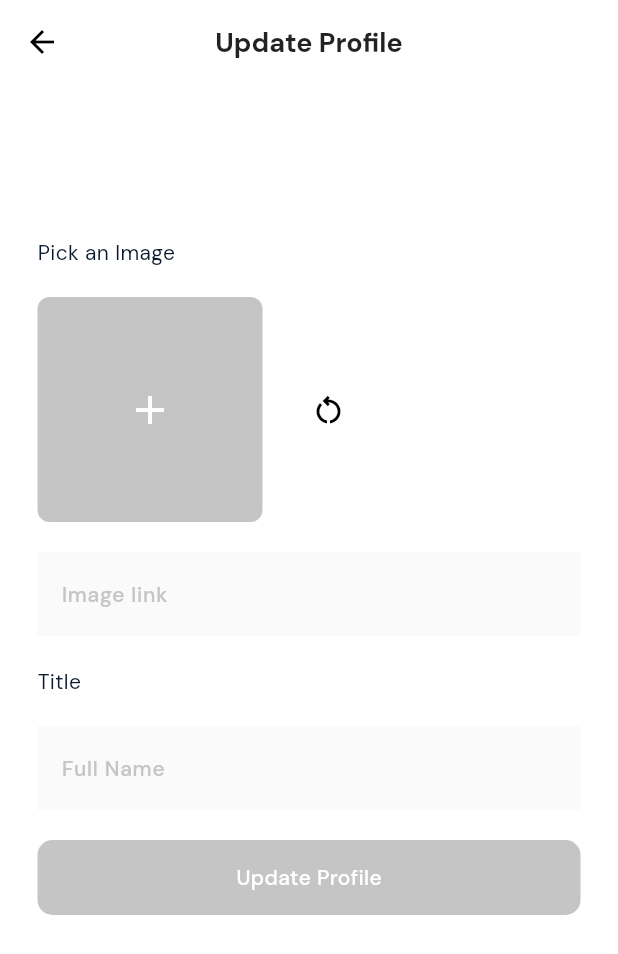
After one commit to theodan11/e-commerce-app, a Flutter app: the UserEditPage screen opened directly, on a phone screen of 412 x 824 dp. The commit adds this screen. Shown: the top 954 px of the screen. Run offline on Flutter 3.47's test engine with Material 3 defaults, Android fonts, the phone set to English and light mode, and no system bars; our stand-ins replace cloud_firestore, equatable, firebase_auth, firebase_core, flutter_bloc, google_fonts and 1 more; accounts and stored records are empty.

Commit message:
todo: user update

```diff
--- a/lib/core/common/add_to_cart_button.dart
+++ b/lib/core/common/add_to_cart_button.dart
@@ -88,7 +88,7 @@ class AddToCartButton extends StatelessWidget {
                         const SizedBox(
                           height: 8,
                         ),
-                        Text("\$ ${totalPriceLocal.toString()}",
+                        Text("৳. ${totalPriceLocal.toString()}",
                             style: MyTextTheme.productPrice
                                 .copyWith(color: Colors.black87)),
                         const SizedBox(
--- a/lib/core/common/discount_product_card.dart
+++ b/lib/core/common/discount_product_card.dart
@@ -181,7 +181,7 @@ class DiscountProductCard extends StatelessWidget {
                                         Text(
                                           avgRating.isNaN
                                               ? 0.toString()
-                                              : avgRating.toStringAsFixed(2),
+                                              : avgRating.toStringAsFixed(1),
                                           style: MyTextTheme.productBottomText,
                                         ),
                                       ],
--- a/lib/core/common/review_text_expandable.dart
+++ b/lib/core/common/review_text_expandable.dart
@@ -1,5 +1,4 @@
 import 'package:e_commerce_app/core/utility/theme/my_text_theme.dart';
-import 'package:e_commerce_app/core/utility/theme/my_theme_colors.dart';
 import 'package:flutter/material.dart';
 
 class ReviewTextExpandable extends StatefulWidget {
@@ -42,13 +41,13 @@ class _ReviewTextExpandableState extends State<ReviewTextExpandable> {
                       ? Text(
                           "Show less",
                           style: MyTextTheme.loginPageSubHeaderText
-                              .copyWith(color: MyThemeColors.grayText),
+                              .copyWith(color: const Color(0xFF8D8D8D)),
                         )
                       : widget.textContent.length >= 51
                           ? Text(
                               "Show more",
                               style: MyTextTheme.loginPageSubHeaderText
-                                  .copyWith(color: MyThemeColors.grayText),
+                                  .copyWith(color: const Color(0xFF8D8D8D)),
                             )
                           : const SizedBox(),
                 ),
--- a/lib/core/cubit/product_list_cubit/product_model.dart
+++ b/lib/core/cubit/product_list_cubit/product_model.dart
@@ -11,6 +11,7 @@ class ProductModel {
   // final List<ReviewModel>? reviews;
   final List<dynamic>? reviews;
   final bool isDiscount;
+  final bool? isFeatured;
   final double originalPrice;
 
   const ProductModel({
@@ -23,6 +24,7 @@ class ProductModel {
     required this.desc,
     this.reviews = const [],
     this.isDiscount = false,
+    this.isFeatured,
     this.originalPrice = 0.0,
   });
 
@@ -36,6 +38,7 @@ class ProductModel {
       // stock: int.parse(json['stock']),
       storeId: json['storeId'],
       desc: json['desc'],
+      isFeatured: json['isFeatured'] ?? false,
       reviews: json['reviews'] != null
           ? (json['reviews'] as List).map((rev) {
               return ReviewModel.fromJSON(rev);
--- /dev/null
+++ b/lib/core/cubit/user_update_cubit/user_update_cubit.dart
@@ -0,0 +1,14 @@
+import 'package:e_commerce_app/core/cubit/user_update_cubit/user_update_state.dart';
+import 'package:flutter_bloc/flutter_bloc.dart';
+
+class UserUpdateCubit extends Cubit<UserUpdateState> {
+  UserUpdateCubit() : super(UserUpdateState(fullname: '', imagePath: ''));
+
+  void updateImagePath(String imagePath) {
+    emit(state.copyWith(imagePath: imagePath));
+  }
+
+  void updateFullname(String fullname) {
+    emit(state.copyWith(fullname: fullname));
+  }
+}
--- /dev/null
+++ b/lib/core/cubit/user_update_cubit/user_update_state.dart
@@ -0,0 +1,30 @@
+import 'package:equatable/equatable.dart';
+
+class UserUpdateState extends Equatable {
+  final String imagePath;
+  final String fullname;
+  bool isLoading;
+  bool isSuccess;
+  UserUpdateState(
+      {required this.imagePath,
+      required this.fullname,
+      this.isLoading = false,
+      this.isSuccess = false});
+
+  UserUpdateState copyWith({
+    String? imagePath = '',
+    String? fullname = '',
+    bool? isLoading,
+    bool? isSuccess,
+  }) {
+    return UserUpdateState(
+      imagePath: imagePath ?? this.imagePath,
+      fullname: fullname ?? this.fullname,
+      isLoading: isLoading ?? this.isLoading,
+      isSuccess: isSuccess ?? this.isSuccess,
+    );
+  }
+
+  @override
+  List<Object?> get props => [imagePath, fullname, isLoading, isSuccess];
+}
--- a/lib/core/repository/database_action_repository.dart
+++ b/lib/core/repository/database_action_repository.dart
@@ -25,4 +25,6 @@ abstract class DatabaseActionRepository {
 
   Future<dynamic> fetchStoreInfo(String storeId);
   Future<dynamic> fetchProduct(String storeId);
+  Future<bool> checkIfSeller();
+  Future<Map<String, dynamic>> fetchUserData();
 }
--- a/lib/core/screen/product/product_detail_page.dart
+++ b/lib/core/screen/product/product_detail_page.dart
@@ -178,7 +178,7 @@ class ProductDetailPage extends StatelessWidget {
                                 Text(
                                   avgRating.isNaN
                                       ? 0.toString()
-                                      : avgRating.toStringAsFixed(2),
+                                      : avgRating.toStringAsFixed(1),
                                   style: MyTextTheme.productBottomText,
                                 ),
                                 const SizedBox(
--- a/lib/core/screen/review/write_a_review.dart
+++ b/lib/core/screen/review/write_a_review.dart
@@ -1,5 +1,4 @@
 import 'package:e_commerce_app/core/common/text_field.dart';
-
 import 'package:e_commerce_app/core/cubit/review_cubit/review_create_cubit.dart';
 import 'package:e_commerce_app/core/cubit/review_cubit/review_create_state.dart';
 import 'package:e_commerce_app/core/screen/login/login_page.dart';
--- /dev/null
+++ b/lib/core/screen/user/user_edit_page.dart
@@ -0,0 +1,189 @@
+import 'package:e_commerce_app/core/common/text_field.dart';
+import 'package:e_commerce_app/core/cubit/user_update_cubit/user_update_cubit.dart';
+import 'package:e_commerce_app/core/cubit/user_update_cubit/user_update_state.dart';
+import 'package:e_commerce_app/core/utility/theme/my_text_theme.dart';
+import 'package:e_commerce_app/core/utility/theme/my_theme_colors.dart';
+import 'package:flutter/material.dart';
+import 'package:flutter_bloc/flutter_bloc.dart';
+
+class UserEditPage extends StatelessWidget {
+  const UserEditPage({super.key});
+
+  @override
+  Widget build(BuildContext context) {
+    return Scaffold(
+      appBar: AppBar(
+        title: Text("Update Profile",
+            style: MyTextTheme.appBarTitle.copyWith(color: Colors.black87)),
+        centerTitle: true,
+      ),
+      body: BlocBuilder<UserUpdateCubit, UserUpdateState>(
+          builder: (context, state) => SingleChildScrollView(
+                child: Padding(
+                  padding: const EdgeInsets.symmetric(
+                      horizontal: 25.0, vertical: 30),
+                  child: Column(
+                    crossAxisAlignment: CrossAxisAlignment.start,
+                    children: [
+                      const SizedBox(
+                        height: 72,
+                      ),
+                      Text(
+                        "Pick an Image",
+                        style: MyTextTheme.loginPageLabel,
+                      ),
+                      const SizedBox(
+                        height: 20,
+                      ),
+                      Row(
+                        children: [
+                          Container(
+                            width: 150,
+                            height: 150,
+                            decoration: const BoxDecoration(
+                                borderRadius:
+                                    BorderRadius.all(Radius.circular(8)),
+                                color: MyThemeColors.grayText),
+                            child: _imageDisplay(context, state),
+                          ),
+                          const SizedBox(
+                            width: 20,
+                          ),
+                          IconButton(
+                              onPressed: () {
+                                if (state.imagePath != '') {
+                                  // context.read<AddNewsCubit>().resetForm();
+                                }
+                              },
+                              icon: const Icon(Icons.restart_alt_outlined))
+                        ],
+                      ),
+                      const SizedBox(
+                        height: 20,
+                      ),
+                      MyTextField(
+                        // textEditingController: imagePathController,
+                        value: state.imagePath,
+                        hintText: "Image link",
+                        onChanged: (value) {
+                          context
+                              .read<UserUpdateCubit>()
+                              .updateImagePath(value);
+                        },
+                      ),
+                      const SizedBox(
+                        height: 20,
+                      ),
+                      Text(
+                        "Title",
+                        style: MyTextTheme.loginPageLabel,
+                      ),
+                      const SizedBox(
+                        height: 20,
+                      ),
+                      MyTextField(
+                        // textEditingController: newsTitleController,
+                        value: state.fullname,
+                        hintText: "Full Name",
+                        onChanged: (value) {
+                          context.read<UserUpdateCubit>().updateFullname(value);
+                        },
+                      ),
+                      const SizedBox(
+                        height: 20,
+                      ),
+                      GestureDetector(
+                        onTap: state.fullname != '' || state.imagePath != ''
+                            ? () {
+                                try {
+                                  if (state.isSuccess) {
+                                    // ignore: use_build_context_synchronously
+                                    ScaffoldMessenger.of(context).showSnackBar(
+                                      const SnackBar(
+                                        content:
+                                            Text("News added successfully"),
+                                        backgroundColor:
+                                            Color.fromARGB(255, 10, 207, 66),
+                                      ),
+                                    );
+                                    // ignore: use_build_context_synchronously
+                                    // context.read<UserUpdateCubit>().resetForm();
+
+                                    // ignore: use_build_context_synchronously
+                                    Navigator.of(context).pop();
+                                    // ignore: use_build_context_synchronously
+                                    // Navigator.of(context).push(
+                                    //   MaterialPageRoute(
+                                    //     builder: (context) => const NewsPage(),
+                                    //   ),
+                                    // );
+                                  }
+
+                                  // ignore: use_build_context_synchronously
+
+                                  // ignore: use_build_context_synchronously
+                                } catch (e) {
+                                  // ignore: use_build_context_synchronously
+                                  // context
+                                  //     .read<UserUpdateCubit>()
+                                  //     .loadingSuccess();
+                                  // print(e);
+
+                                  // ignore: use_build_context_synchronously
+                                  ScaffoldMessenger.of(context)
+                                      .showSnackBar(SnackBar(
+                                    content: Text(
+                                      e.toString(),
+                                    ),
+                                    backgroundColor:
+                                        MyThemeColors.productPriceColor,
+                                  ));
+                                }
+                              }
+                            : null,
+                        child: Container(
+                          width: MediaQuery.of(context).size.width,
+                          height: 50,
+                          decoration: BoxDecoration(
+                            borderRadius: BorderRadius.circular(10),
+                            color: state.fullname.isNotEmpty ||
+                                    state.imagePath.isNotEmpty
+                                ? MyThemeColors.primaryColor
+                                : MyThemeColors.grayText,
+                          ),
+                          child: state.isLoading && !state.isSuccess
+                              ? const Center(
+                                  child: CircularProgressIndicator(
+                                    color: Colors.white,
+                                  ),
+                                )
+                              : Center(
+                                  child: Text(
+                                    "Update Profile",
+                                    style: MyTextTheme.searchHintText.copyWith(
+                                      color: Colors.white,
+                                    ),
+                                  ),
+                                ),
+                        ),
+                      ),
+                    ],
+                  ),
+                ),
+              )),
+    );
+  }
+
+  Widget _imageDisplay(context, state) {
+    return state.imagePath != ''
+        ? Image.network(
+            state.imagePath!,
+            fit: BoxFit.cover,
+          )
+        : const Icon(
+            Icons.add,
+            size: 32,
+            color: Colors.white,
+          );
+  }
+}
```
Also changed, not shown: lib/core/screen/home/home_page.dart (+18 -4 lines), lib/core/screen/user/user_profile_page.dart (+36 -10 lines), lib/core/screen/user/user_seller_page.dart (added, +105 -0 lines), lib/core/services/firebase_db_services.dart (+40 -0 lines).
